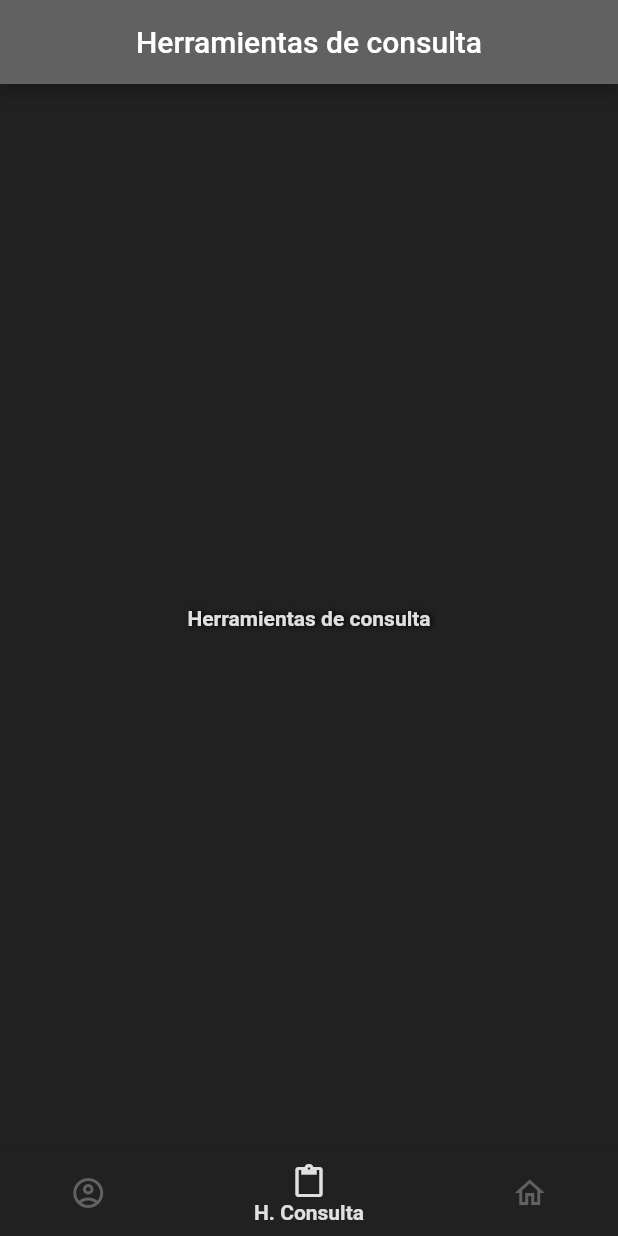
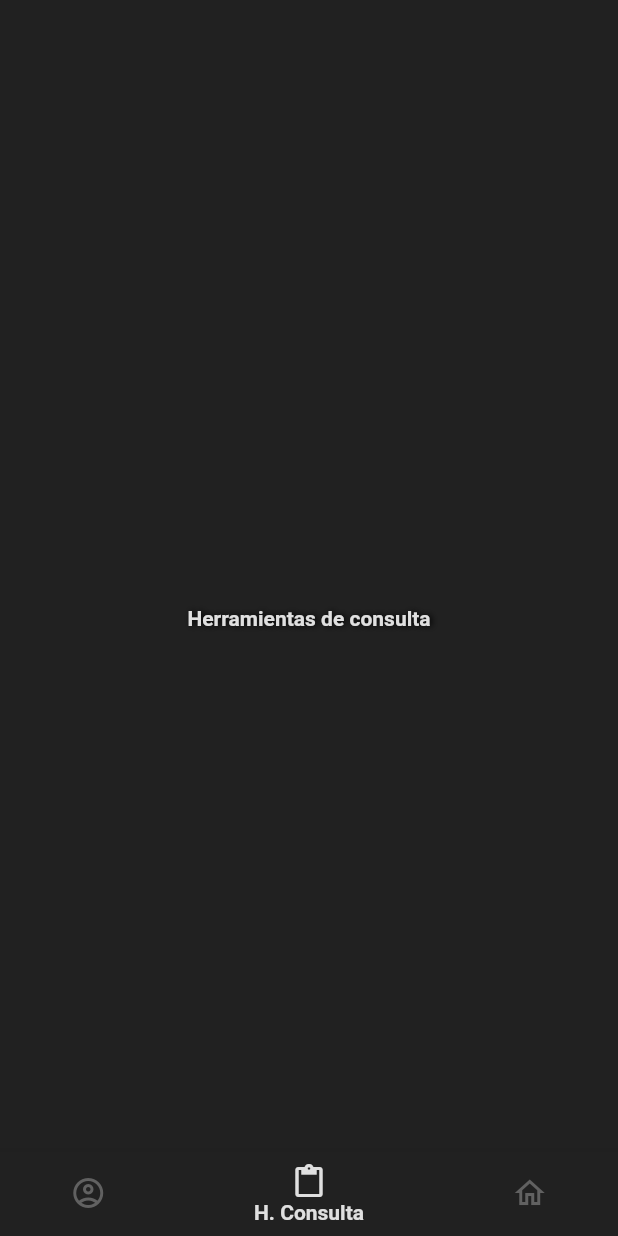
Before and after one commit to Sres0/HerramientasConsultaLSC, a Flutter app: the screen it shows after launch, item 2 of the bottom bar chosen, on a phone screen of 412 x 824 dp. Run offline on Flutter 3.47's test engine with Material 2 defaults, Android fonts, the light colour scheme and no system bars.

Commit message:
+ temp transparent appBar

```diff
--- a/lib/constants/theme_data.dart
+++ b/lib/constants/theme_data.dart
@@ -49,6 +49,8 @@ ThemeData themeData() {
       bodyText2: _textStyle.copyWith(fontWeight: FontWeight.bold),
     ),
     appBarTheme: AppBarTheme(
+      color: kPrimaryColorDark,
+      elevation: 0,
       centerTitle: true,
     ),
   );
--- a/lib/screens/tabs_screen.dart
+++ b/lib/screens/tabs_screen.dart
@@ -19,9 +19,9 @@ class _TabsScreenState extends State<TabsScreen> {
   @override
   void initState() {
     _pages = [
-      {'page': ProfileScreen(), 'title': 'Perfil'},
-      {'page': ConsultationToolsScreen(), 'title': 'Herramientas de consulta'},
-      {'page': MyHomePage(), 'title': 'Home'},
+      {'page': ProfileScreen(), 'title': ''},
+      {'page': ConsultationToolsScreen(), 'title': ''},
+      {'page': MyHomePage(), 'title': ''},
     ];
     super.initState();
   }
```
Also changed, not shown: 1 other file.
